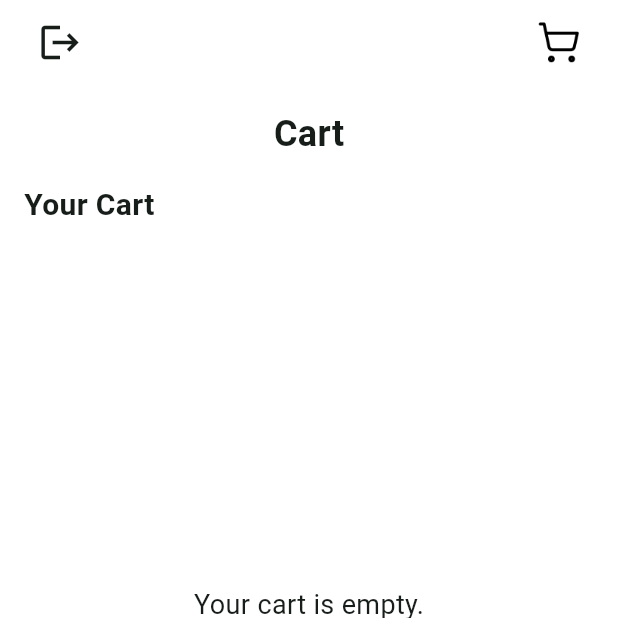
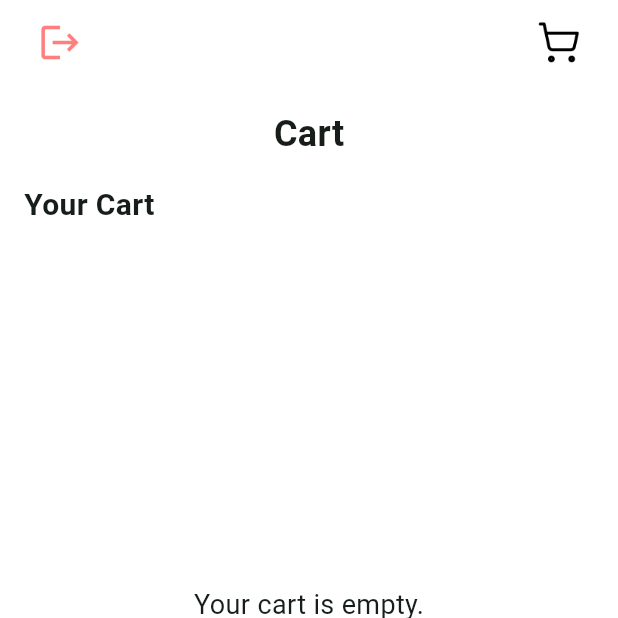
Before and after one commit to jeanpierrenashef/PharmaVend-app, a Flutter app: the CartPage screen opened directly, on a phone screen of 412 x 824 dp, the top half of it. Run offline on Flutter 3.47's test engine with Material 3 defaults, Android fonts, the phone set to English and light mode, and no system bars; our stand-ins replace firebase_auth, firebase_core, firebase_messaging, flutter_dotenv, flutter_local_notifications, flutter_redux and 5 more; missing offline and left inert: flutter_polyline_points; accounts and stored records are empty; network calls fail.

Commit message:
Added some enhancements to the app

```diff
--- a/lib/custom/app_bar.dart
+++ b/lib/custom/app_bar.dart
@@ -1,6 +1,8 @@
 import 'package:flutter/material.dart';
 import 'package:flutter_application/pages/cart_page.dart';
 import 'package:flutter_application/pages/login_page.dart';
+import 'package:flutter_application/redux/app_state.dart';
+import 'package:flutter_redux/flutter_redux.dart';
 import 'package:google_sign_in/google_sign_in.dart';
 import 'package:shared_preferences/shared_preferences.dart';
 
@@ -32,20 +34,52 @@ class CustomAppBar extends StatelessWidget {
           icon: const Icon(
             Icons.logout,
             size: 30,
+            color: Color.fromRGBO(255, 0, 0, 0.5),
           ),
         ),
-        IconButton(
+        StoreConnector<AppState, int>(
+          converter: (store) =>
+              store.state.cart.fold<int>(0, (sum, item) => sum + item.quantity),
+          builder: (context, cartCount) {
+            return IconButton(
               onPressed: () {
                 Navigator.pushReplacement(
                   context,
                   MaterialPageRoute(builder: (context) => const CartPage()),
                 );
               },
-          icon: Image.asset(
+              icon: Stack(
+                alignment: Alignment.topRight,
+                children: [
+                  Image.asset(
                     "assets/cart.png",
                     height: 30,
                     width: 30,
                   ),
+                  if (cartCount > 0)
+                    Container(
+                      padding: const EdgeInsets.all(2),
+                      decoration: BoxDecoration(
+                        color: Colors.green,
+                        shape: BoxShape.circle,
+                      ),
+                      constraints: const BoxConstraints(
+                        minWidth: 16,
+                        minHeight: 16,
+                      ),
+                      child: Text(
+                        '$cartCount',
+                        style: TextStyle(
+                          color: Colors.white,
+                          fontSize: 10,
+                        ),
+                        textAlign: TextAlign.center,
+                      ),
+                    ),
+                ],
+              ),
+            );
+          },
         ),
       ],
     );
--- a/lib/pages/history_page.dart
+++ b/lib/pages/history_page.dart
@@ -9,6 +9,7 @@ import 'package:flutter_application/pages/dispense_page.dart';
 import 'package:flutter_application/pages/map_page.dart';
 import 'package:flutter_application/pages/products_page.dart';
 import 'package:flutter_application/redux/app_state.dart';
+import 'package:flutter_application/services/product_service.dart';
 import 'package:flutter_application/services/transaction_service.dart';
 import 'package:flutter_redux/flutter_redux.dart';
 
@@ -28,11 +29,18 @@ class _HistoryPageState extends State<HistoryPage> {
 
   void _fetchTransactions() {
     final store = StoreProvider.of<AppState>(context);
-    //const userId = 1;
     TransactionService.fetchTransactions(store).then((_) {
       final transactions = store.state.transactions;
       print(
           "Transactions fetched in HistoryPage: ${transactions.map((t) => t.id).toList()}");
+
+      transactions.forEach((transaction) {
+        final productExists =
+            store.state.products.any((p) => p.id == transaction.productId);
+        if (!productExists) {
+          ProductService.fetchProductById(store, transaction.productId);
+        }
+      });
     });
   }
 
```
Lines whose indentation alone changed are shown as unchanged.
